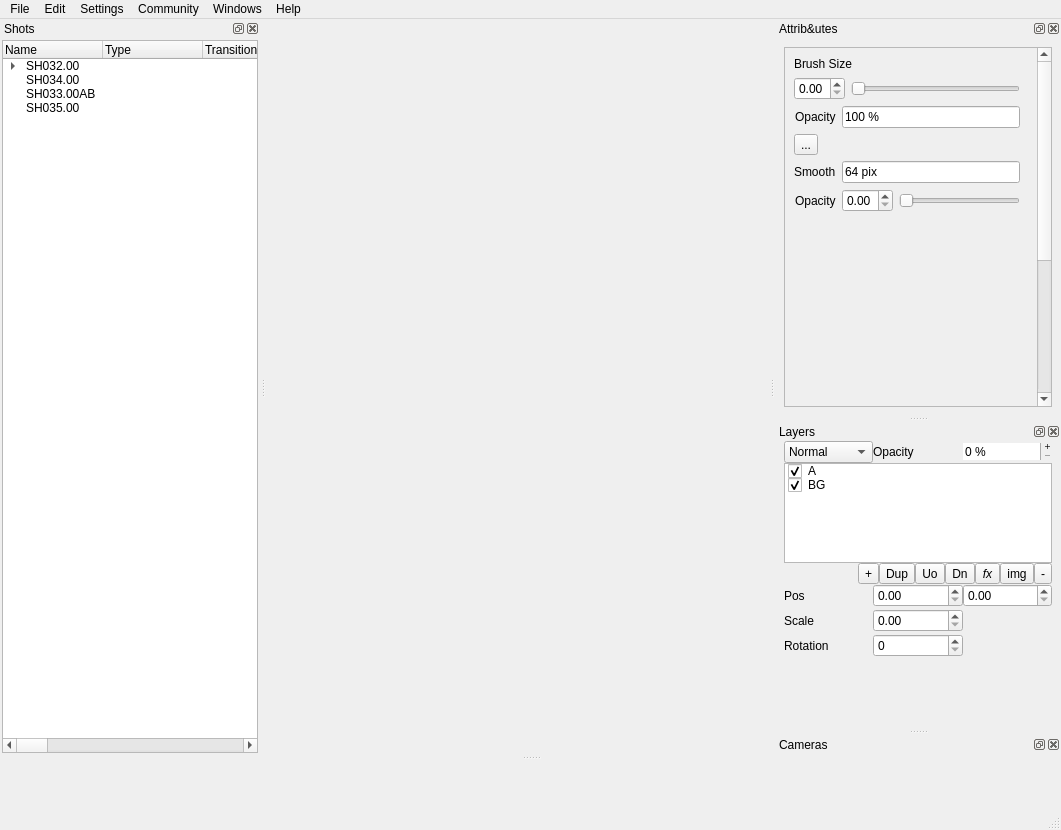
Above: BoarderMainWindow.ui from GameFusion/B-Line before the change. Below: the same form after it.
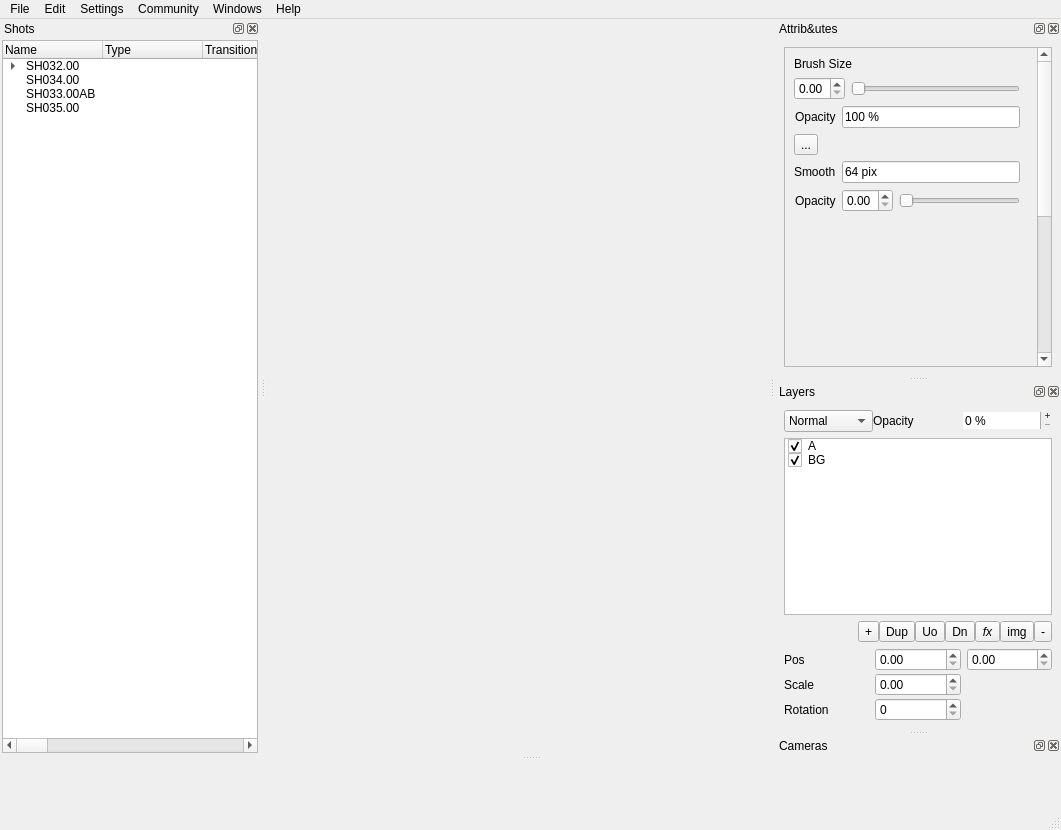
That is the form after the change. Icons and pictures are not drawn.

Commit message: Refactor Layer List Widget and Update Thumbnail Handling

```diff
--- a/BoarderMainWindow.ui
+++ b/BoarderMainWindow.ui
@@ -791,13 +791,7 @@
    <property name="minimumSize">
     <size>
      <width>280</width>
-     <height>251</height>
-    </size>
-   </property>
-   <property name="maximumSize">
-    <size>
-     <width>524287</width>
-     <height>320</height>
+     <height>276</height>
     </size>
    </property>
    <property name="floating">
@@ -811,15 +805,6 @@
    </attribute>
    <widget class="QWidget" name="dockWidgetContents_2">
     <layout class="QVBoxLayout" name="verticalLayout_2">
-     <property name="spacing">
-      <number>0</number>
-     </property>
-     <property name="topMargin">
-      <number>0</number>
-     </property>
-     <property name="bottomMargin">
-      <number>0</number>
-     </property>
      <item>
       <layout class="QHBoxLayout" name="horizontalLayout_4">
        <property name="spacing">
@@ -868,17 +853,11 @@
      <item>
       <widget class="QListWidget" name="layerListWidget">
        <property name="sizePolicy">
-        <sizepolicy hsizetype="Minimum" vsizetype="Minimum">
+        <sizepolicy hsizetype="Expanding" vsizetype="Expanding">
          <horstretch>0</horstretch>
          <verstretch>0</verstretch>
         </sizepolicy>
        </property>
-       <property name="maximumSize">
-        <size>
-         <width>16777215</width>
-         <height>100</height>
-        </size>
-       </property>
        <item>
         <property name="text">
          <string>A</string>
@@ -1037,19 +1016,6 @@
        </item>
       </layout>
      </item>
-     <item>
-      <spacer name="verticalSpacer_2">
-       <property name="orientation">
-        <enum>Qt::Orientation::Vertical</enum>
-       </property>
-       <property name="sizeHint" stdset="0">
-        <size>
-         <width>20</width>
-         <height>53</height>
-        </size>
-       </property>
-      </spacer>
-     </item>
     </layout>
    </widget>
   </widget>
```
The commit also changes 2 other files.
